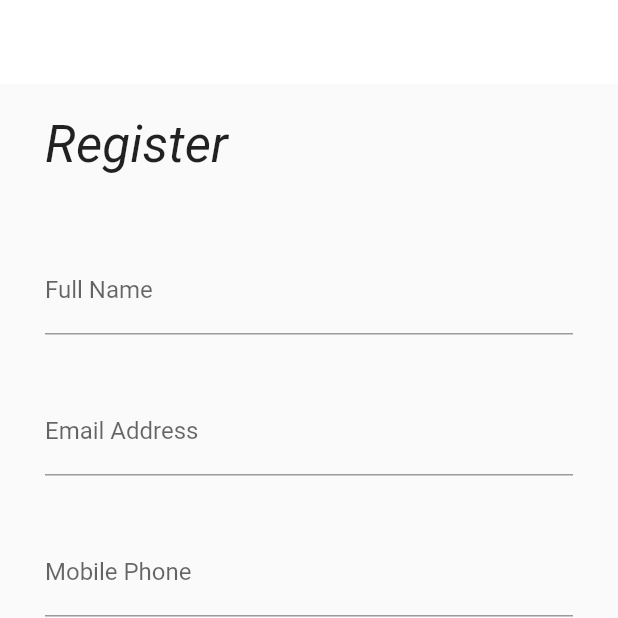
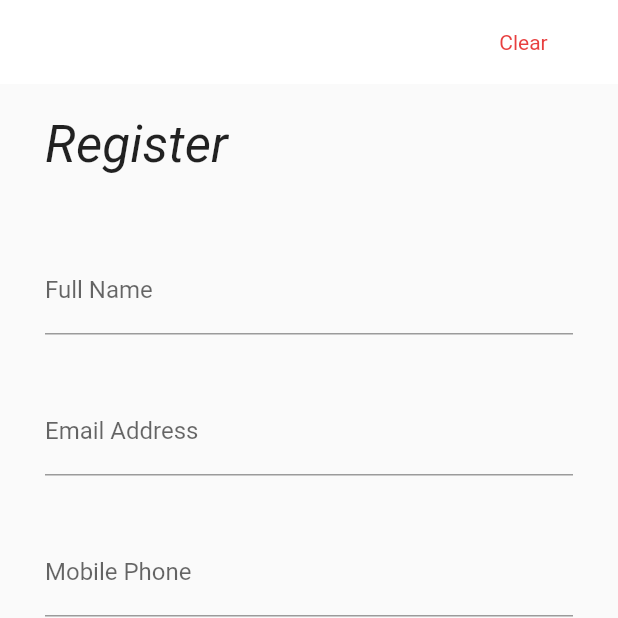
Before and after one commit to pablobrodt/treinamento-flutter-2020-2, a Flutter app: the screen it shows after launch, on a phone screen of 412 x 824 dp, the top half of it. Run offline on Flutter 3.47's test engine with Material 2 defaults, Android fonts, the phone set to English and light mode, and no system bars; missing offline and left inert: dart:ffi.

Commit message:
feat: exercicio 3

```diff
--- a/Exercicios/exercicio3/lib/main.dart
+++ b/Exercicios/exercicio3/lib/main.dart
@@ -1,4 +1,4 @@
-import 'package:exercicio3/pages/home.page.dart';
+import 'package:exercicio3/pages/register.page.dart';
 import 'package:flutter/material.dart';
 
 void main() {
@@ -15,7 +15,7 @@ class MyApp extends StatelessWidget {
         primarySwatch: Colors.blue,
         visualDensity: VisualDensity.adaptivePlatformDensity,
       ),
-      home: HomePage(),
+      home: RegisterPage(),
     );
   }
 }
--- a/Exercicios/exercicio3/lib/pages/home.page.dart
+++ b/Exercicios/exercicio3/lib/pages/register.page.dart
@@ -1,8 +1,12 @@
-import 'package:exercicio3/components/tf_text.component.dart';
 import 'package:flutter/cupertino.dart';
 import 'package:flutter/material.dart';
 
-class HomePage extends StatelessWidget {
+class RegisterPage extends StatefulWidget {
+  @override
+  _RegisterPageState createState() => _RegisterPageState();
+}
+
+class _RegisterPageState extends State<RegisterPage> {
   GlobalKey<FormState> _formKey = GlobalKey<FormState>();
 
   TextEditingController _nameController = TextEditingController();
@@ -13,12 +17,43 @@ class HomePage extends StatelessWidget {
   TextEditingController _confirmPasswordController = TextEditingController();
   TextEditingController _referalCodeController = TextEditingController();
 
+  _register() {
+    print(_nameController.text);
+    print(_emailController.text);
+    print(_phoneController.text);
+    print(_countryController.text);
+    print(_passwordController.text);
+    print(_confirmPasswordController.text);
+    print(_referalCodeController.text);
+  }
+
+  _clear() {
+    _formKey.currentState.reset();
+  }
+
   @override
   Widget build(BuildContext context) {
     return Scaffold(
       appBar: AppBar(
         backgroundColor: Colors.white,
         elevation: 0,
+        actions: <Widget>[
+          GestureDetector(
+            onTap: _clear,
+            child: Container(
+              width: 60,
+              child: Center(
+                child: Text(
+                  'Clear',
+                  style: TextStyle(
+                    color: Color(0xFFE83F3F),
+                  ),
+                ),
+              ),
+            ),
+          ),
+          SizedBox(width: 33),
+        ],
       ),
       body: SingleChildScrollView(
         child: Padding(
@@ -35,6 +70,7 @@ class HomePage extends StatelessWidget {
               ),
               SizedBox(height: 48),
               Form(
+                key: _formKey,
                 child: Column(
                   children: <Widget>[
                     TextFormField(
@@ -161,7 +197,7 @@ class HomePage extends StatelessWidget {
                     SizedBox(height: 24),
                     CupertinoButton(
                       padding: EdgeInsets.all(0),
-                      onPressed: () {},
+                      onPressed: _register,
                       child: Container(
                         decoration: BoxDecoration(
                           borderRadius: BorderRadius.circular(4),
```
